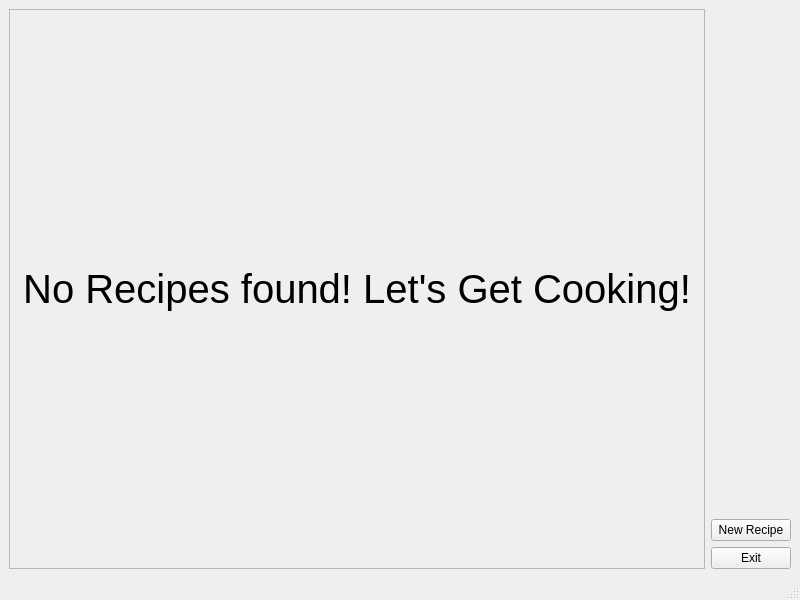
Old version of the form mainwindow.ui in the repository samennis1/Lets-Get-Cooking.
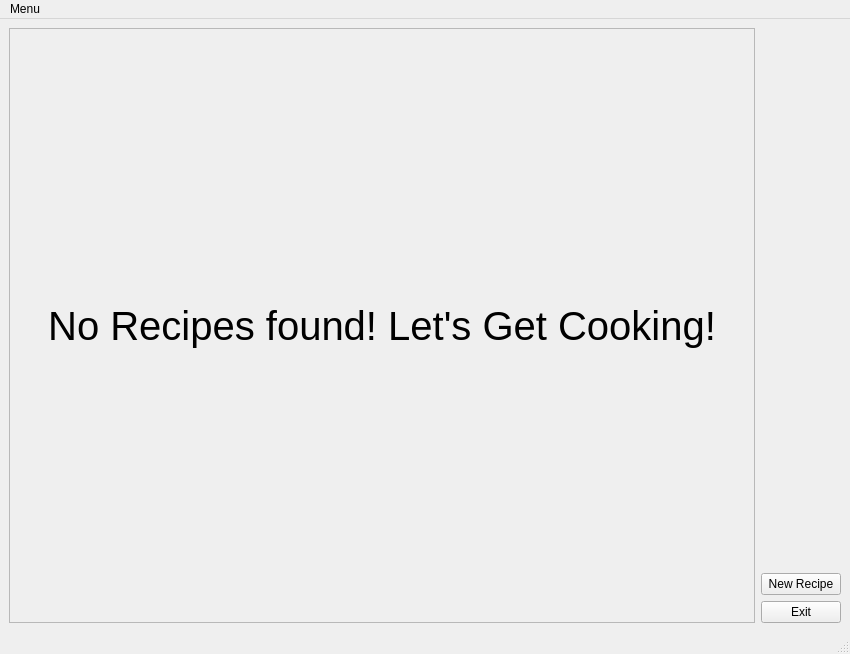
New version of the form.

Diff of the .ui file:
```diff
--- a/mainwindow.ui
+++ b/mainwindow.ui
@@ -6,8 +6,8 @@
    <rect>
     <x>0</x>
     <y>0</y>
-    <width>800</width>
-    <height>600</height>
+    <width>850</width>
+    <height>654</height>
    </rect>
   </property>
   <property name="windowTitle">
@@ -25,8 +25,8 @@
         <rect>
          <x>0</x>
          <y>0</y>
-         <width>661</width>
-         <height>525</height>
+         <width>711</width>
+         <height>579</height>
         </rect>
        </property>
        <layout class="QVBoxLayout" name="CardsLayout">
@@ -87,10 +87,18 @@
     <rect>
      <x>0</x>
      <y>0</y>
-     <width>800</width>
+     <width>850</width>
      <height>22</height>
     </rect>
    </property>
+   <widget class="QMenu" name="menuMenu">
+    <property name="title">
+     <string>Menu</string>
+    </property>
+    <addaction name="actionNew_Recipe"/>
+    <addaction name="actionExit"/>
+   </widget>
+   <addaction name="menuMenu"/>
   </widget>
   <widget class="QStatusBar" name="statusbar"/>
  </widget>
```
Left out of the diff: 10 changed lines with no effect on the pictures.
